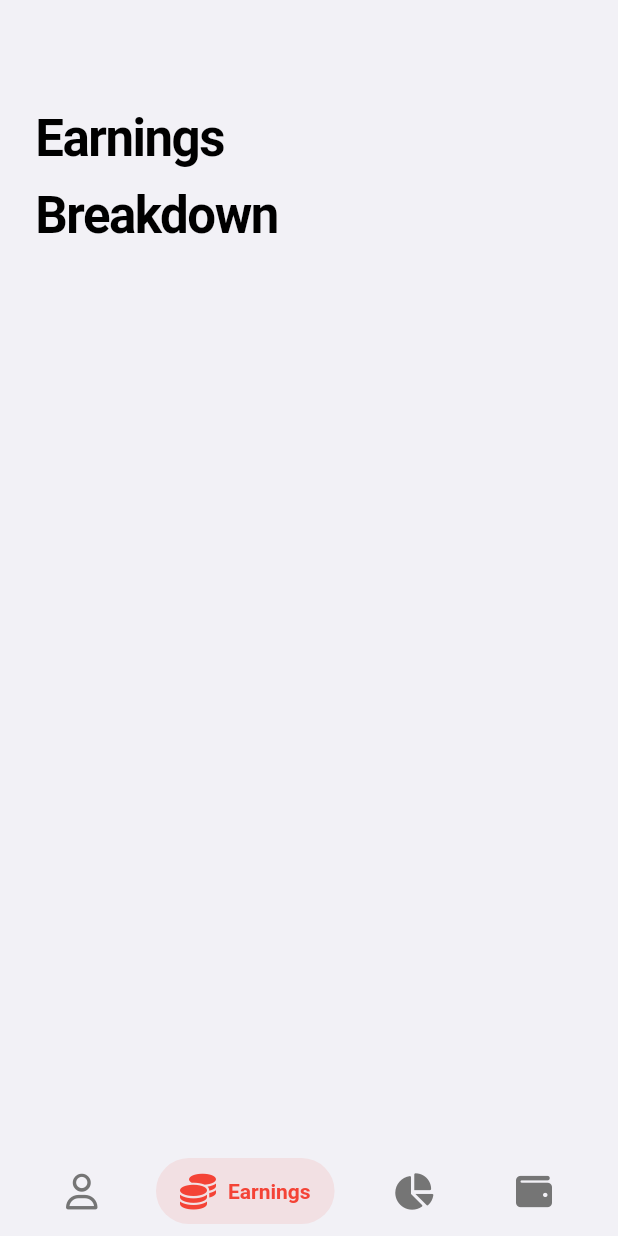
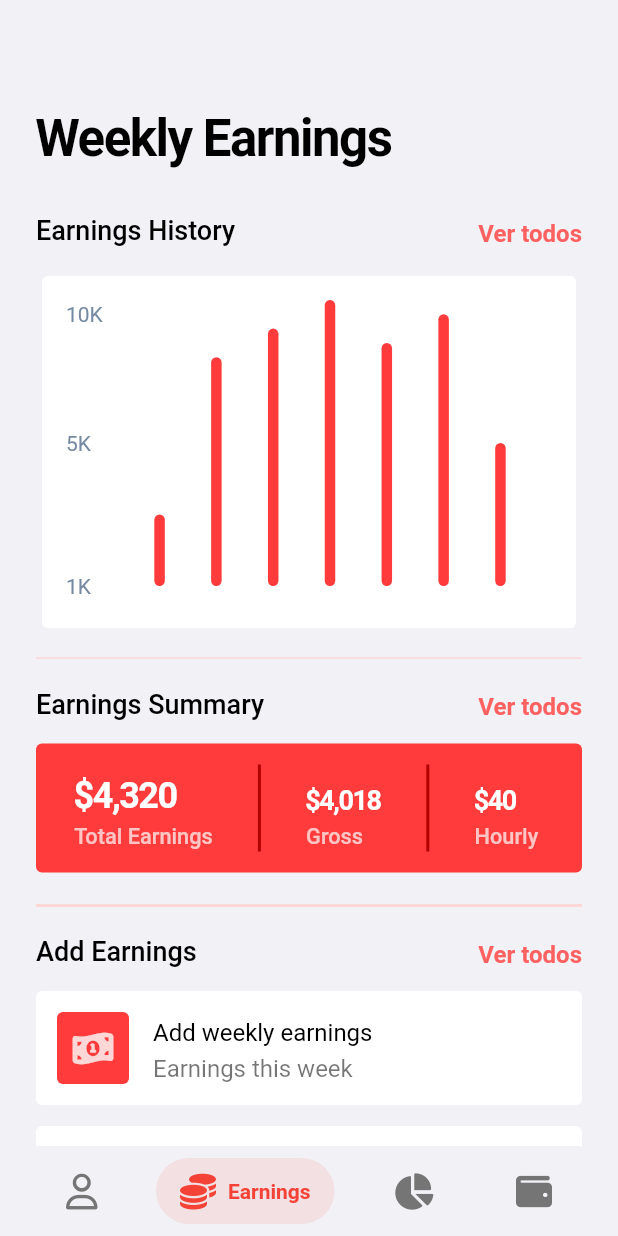
Before and after one commit to JoshuaR503/GigWorkerCalculator, a Flutter app: the screen it shows after launch, item 2 of the bottom bar chosen, on a phone screen of 412 x 824 dp. Run offline on Flutter 3.47's test engine with Material 2 defaults, Android fonts, the phone set to English and light mode, and no system bars; drawn by our look-alikes of fl_chart, flutter_fadein, salomon_bottom_bar; our stand-ins replace font_awesome_flutter.

Commit message:
Added Weekly Earnings screen, improved UI and cleaned code.

```diff
--- a/lib/screens/earnings/earnings.dart
+++ b/lib/screens/earnings/earnings.dart
@@ -1,7 +1,13 @@
 
+import 'package:calc/screens/dashboard/styles.dart';
+import 'package:calc/screens/earnings/earningsCard.dart';
+import 'package:calc/screens/earnings/earningsChart.dart';
+import 'package:calc/screens/expenses/expensesCard.dart';
 import 'package:calc/shared/screenScaffold.dart';
 import 'package:calc/styles/typography.dart';
 import 'package:flutter/material.dart';
+import 'package:font_awesome_flutter/font_awesome_flutter.dart';
+import 'package:intl/intl.dart';
 
 class Earnings extends StatelessWidget {
   const Earnings({ Key? key }) : super(key: key);
@@ -11,16 +17,98 @@
     return ScreenScaffold(
       child: Column(
         crossAxisAlignment: CrossAxisAlignment.stretch,
-        children: const [
+        children:  [
 
-          SizedBox(height: 24),
-          Text('Earnings\nBreakdown', style: screenTitle),
-          SizedBox(height: 24),
+          const SizedBox(height: 24),
+          const Text('Weekly Earnings', style: screenTitle),
+          const SizedBox(height: 24),
+
+
+          _buildPortfolioSubtitle(title: 'Earnings History', action: () {}),
+          const SizedBox(height: 14),
+
+          const BarChartSample2(),
+          const SizedBox(height: 8),
+
+          Divider(
+            color: Color(0XFFffd7d7),
+            thickness: 1,
+          ),
+
+          const SizedBox(height: 8),
+
+          _buildPortfolioSubtitle(title: 'Earnings Summary', action: () {}),
+          const SizedBox(height: 14),
+
+          _buildDashboardTotalEarningsCard(title: "Total Earnings", value: 4320),
+
+          const SizedBox(height: 14),
+
+          Divider(
+            color: Color(0XFFffd7d7),
+            thickness: 2,
+          ),
+
+          const SizedBox(height: 8),
+
+
+          _buildPortfolioSubtitle(title: 'Add Earnings', action: () {}),
+          const SizedBox(height: 14),
+
+
+          _buildDashboardAddExpensesCard(title: "Add weekly earnings", description: "Earnings this week", icon: FontAwesomeIcons.moneyBill1Wave),
+          const SizedBox(height: 14),
+
+          _buildDashboardAddExpensesCard(title: "Add hours worked", description: "Amount of hours worked", icon: FontAwesomeIcons.car),
+          const SizedBox(height: 14),
+
+            _buildDashboardAddExpensesCard(title: "Add miles driven", description: "Amount of hours worked", icon: FontAwesomeIcons.road),
+          const SizedBox(height: 14),
+
+
 
         ],
       ),
     );
   }
 
+  Widget _buildDashboardTotalEarningsCard({required String title, required int value}) {
+    // ignore: prefer_const_constructors
+    return EarningsCard(
+      actionEnabled: false,
+      action: null,
+      title: title,
+      value: "\$${NumberFormat().format(value)}",
+    );
+  }
+
+  Widget _buildDashboardAddExpensesCard({
+    required String title,
+    required String description,
+    required IconData icon
+  }) {
+    return ExpensesCard(
+      title: title,
+      description: description,
+      icon: icon
+    );
+  }
+
+  Widget _buildPortfolioSubtitle({required String  title, Function? action }) {
+    return Row(
+      mainAxisAlignment: MainAxisAlignment.spaceAround,
+      crossAxisAlignment: CrossAxisAlignment.end,
+      children: [
+        Expanded(child: Text(title,style: breakdownSectionTitle)),
+        GestureDetector(
+          child: const Text('Ver todos', style: breakdownSectionTitleAction ),
+          onTap: () {},
+        )
+      ],
+    );
+  }
+
+
+
 
 }
--- /dev/null
+++ b/lib/screens/earnings/earningsCard.dart
@@ -0,0 +1,126 @@
+// ignore_for_file: prefer_const_literals_to_create_immutables
+
+import 'package:calc/shared/colors.dart';
+import 'package:flutter/material.dart';
+
+class EarningsCard extends StatelessWidget {
+
+  final String title;
+  final String value;
+  final Function? action;
+  final bool actionEnabled;
+  final Color color;
+
+  const EarningsCard({Key? key,
+    required this.title,
+    required this.value,
+    required this.action,
+    required this.actionEnabled,
+    this.color = Colors.white,
+  }) : super(key: key);
+
+  @override
+  Widget build(BuildContext context) {
+
+    const TextStyle kTitleStyle = TextStyle(
+      fontSize: 14.5,
+      height: 1.5,
+      color: Colors.white70,
+      fontWeight: FontWeight.w500,
+    );
+
+
+
+    const TextStyle kValueStyle =  TextStyle(
+      fontSize: 24.0,
+      height: 1.5,
+      letterSpacing: -1,
+      color: Colors.white,
+      fontWeight: FontWeight.bold,
+    );
+
+    const TextStyle kSecondaryValueStyle =  TextStyle(
+      fontSize: 18.0,
+      height: 1.5,
+      letterSpacing: -1,
+      color: Colors.white,
+      fontWeight: FontWeight.bold,
+    );
+
+    return GestureDetector(
+      onTap: () {
+        if (actionEnabled) { action!(); }
+      },
+      child:  Container(
+        padding: const EdgeInsets.all(14),
+        decoration: const BoxDecoration(
+          color: kCoralRed,
+          borderRadius: BorderRadius.all(Radius.circular(4))
+        ),
+        child: Column(
+          mainAxisAlignment: MainAxisAlignment.spaceAround,
+          crossAxisAlignment: CrossAxisAlignment.start,
+          children: <Widget>[
+
+            IntrinsicHeight(
+              child: Row(
+              mainAxisAlignment: MainAxisAlignment.spaceAround,
+              crossAxisAlignment: CrossAxisAlignment.start,
+              children: [
+                Column(
+                  crossAxisAlignment: CrossAxisAlignment.start,
+                  mainAxisAlignment: MainAxisAlignment.end,
+                  children: [
+                    Text(value, style: kValueStyle),
+                    Text(title, style: kTitleStyle),
+                  ],
+                ),
+
+                // ignore: prefer_const_constructors
+                VerticalDivider(
+                  color: Color(0xffb10000),
+                  thickness: 2,
+                ),
+
+                Column(
+                  mainAxisAlignment: MainAxisAlignment.end,
+                  crossAxisAlignment: CrossAxisAlignment.start,
+                  children: [
+                    Text("\$4,018", style: kSecondaryValueStyle),
+                    Text("Gross", style: kTitleStyle),
+                  ],
+                ),
+                // ignore: prefer_const_constructors
+                VerticalDivider(
+                  color: Color(0xffb10000),
+                  thickness: 2,
+                ),
+                // ignore: prefer_const_constructors
+
+                Column(
+                  mainAxisAlignment: MainAxisAlignment.end,
+                  crossAxisAlignment: CrossAxisAlignment.start,
+                  children: [
+                    Text("\$40", style: kSecondaryValueStyle),
+                    Text("Hourly ", style: kTitleStyle),
+                  ],
+                ),
+
+              ],
+            ),)
+
+
+
+
+
+
+
+
+
+
+          ],
+        ),
+      ),
+    );
+  }
+}
--- /dev/null
+++ b/lib/screens/earnings/earningsChart.dart
@@ -0,0 +1,312 @@
+import 'package:calc/shared/colors.dart';
+import 'package:fl_chart/fl_chart.dart';
+import 'package:flutter/material.dart';
+
+class BarChartSample2 extends StatefulWidget {
+  const BarChartSample2({Key? key}) : super(key: key);
+
+  @override
+  State<StatefulWidget> createState() => BarChartSample2State();
+}
+
+class BarChartSample2State extends State<BarChartSample2> {
+  final Color leftBarColor = kCoralRed;
+  final Color rightBarColor =  kCoralRed;
+  final double width = 7;
+
+  late List<BarChartGroupData> rawBarGroups;
+  late List<BarChartGroupData> showingBarGroups;
+
+  int touchedGroupIndex = -1;
+
+  @override
+  void initState() {
+    super.initState();
+    final barGroup1 = makeGroupData(0, 5, 12);
+    final barGroup2 = makeGroupData(1, 16, 12);
+    final barGroup3 = makeGroupData(2, 18, 5);
+    final barGroup4 = makeGroupData(3, 20, 16);
+    final barGroup5 = makeGroupData(4, 17, 6);
+    final barGroup6 = makeGroupData(5, 19, 1.5);
+    final barGroup7 = makeGroupData(6, 10, 1.5);
+
+    final items = [
+      barGroup1,
+      barGroup2,
+      barGroup3,
+      barGroup4,
+      barGroup5,
+      barGroup6,
+      barGroup7,
+    ];
+
+    rawBarGroups = items;
+
+    showingBarGroups = rawBarGroups;
+  }
+
+  @override
+  Widget build(BuildContext context) {
+    return AspectRatio(
+      aspectRatio: 1.5,
+      child: Card(
+        elevation: 0,
+        shape: RoundedRectangleBorder(borderRadius: BorderRadius.circular(4)),
+        color: Colors.white,
+        child: Padding(
+          padding: const EdgeInsets.all(16),
+          child: Column(
+            crossAxisAlignment: CrossAxisAlignment.stretch,
+            mainAxisAlignment: MainAxisAlignment.start,
+            mainAxisSize: MainAxisSize.max,
+            children: <Widget>[
+              // Row(
+              //   crossAxisAlignment: CrossAxisAlignment.center,
+              //   mainAxisSize: MainAxisSize.min,
+              //   mainAxisAlignment: MainAxisAlignment.start,
+              //   children: <Widget>[
+              //     makeTransactionsIcon(),
+              //     const SizedBox(
+              //       width: 38,
+              //     ),
+              //     const Text(
+              //       'Transactions',
+              //       style: TextStyle(color: Colors.white, fontSize: 22),
+              //     ),
+              //     const SizedBox(
+              //       width: 4,
+              //     ),
+              //     const Text(
+              //       'state',
+              //       style: TextStyle(color: Color(0xff77839a), fontSize: 16),
+              //     ),
+              //   ],
+              // ),
+              Expanded(
+                child: BarChart(
+                  BarChartData(
+                    maxY: 20,
+                    barTouchData: BarTouchData(
+                        touchTooltipData: BarTouchTooltipData(
+                          tooltipBgColor: Colors.grey,
+                          getTooltipItem: (_a, _b, _c, _d) => null,
+                        ),
+                        touchCallback: (FlTouchEvent event, response) {
+                          if (response == null || response.spot == null) {
+                            setState(() {
+                              touchedGroupIndex = -1;
+                              showingBarGroups = List.of(rawBarGroups);
+                            });
+                            return;
+                          }
+
+                          touchedGroupIndex =
+                              response.spot!.touchedBarGroupIndex;
+
+                          setState(() {
+                            if (!event.isInterestedForInteractions) {
+                              touchedGroupIndex = -1;
+                              showingBarGroups = List.of(rawBarGroups);
+                              return;
+                            }
+                            showingBarGroups = List.of(rawBarGroups);
+                            if (touchedGroupIndex != -1) {
+                              var sum = 0.0;
+                              for (var rod
+                                  in showingBarGroups[touchedGroupIndex]
+                                      .barRods) {
+                                sum += rod.toY;
+                              }
+                              final avg = sum /
+                                  showingBarGroups[touchedGroupIndex]
+                                      .barRods
+                                      .length;
+
+                              showingBarGroups[touchedGroupIndex] =
+                                  showingBarGroups[touchedGroupIndex].copyWith(
+                                barRods: showingBarGroups[touchedGroupIndex]
+                                    .barRods
+                                    .map((rod) {
+                                  return rod.copyWith(toY: avg);
+                                }).toList(),
+                              );
+                            }
+                          });
+                        }),
+                    titlesData: FlTitlesData(
+                      show: true,
+                      rightTitles: AxisTitles(
+                        sideTitles: SideTitles(showTitles: false),
+                      ),
+                      topTitles: AxisTitles(
+                        sideTitles: SideTitles(showTitles: false),
+                      ),
+                      bottomTitles: AxisTitles(
+                        sideTitles: SideTitles(
+                          showTitles: false,
+                          getTitlesWidget: bottomTitles,
+                          reservedSize: 42,
+                        ),
+                      ),
+                      leftTitles: AxisTitles(
+                        sideTitles: SideTitles(
+                          showTitles: true,
+                          reservedSize: 28,
+                          interval: 1,
+                          getTitlesWidget: leftTitles,
+                        ),
+                      ),
+                    ),
+                    borderData: FlBorderData(
+                      show: false,
+                    ),
+                    barGroups: showingBarGroups,
+                    gridData: FlGridData(show: false),
+                  ),
+                ),
+              ),
+              const SizedBox(
+                height: 12,
+              ),
+            ],
+          ),
+        ),
+      ),
+    );
+  }
+
+  Widget leftTitles(double value, TitleMeta meta) {
+    const style = TextStyle(
+      color: Color(0xff7589a2),
+      fontSize: 14,
+    );
+    String text;
+    if (value == 0) {
+      text = '1K';
+    } else if (value == 10) {
+      text = '5K';
+    } else if (value == 19) {
+      text = '10K';
+    } else {
+      return Container();
+    }
+    return Text(text, style: style);
+  }
+
+  Widget bottomTitles(double value, TitleMeta meta) {
+    const style = TextStyle(
+      color: Color(0xff7589a2),
+      fontSize: 14,
+    );
+    Widget text;
+    switch (value.toInt()) {
+      case 0:
+        text = const Text(
+          'Mn',
+          style: style,
+        );
+        break;
+      case 1:
+        text = const Text(
+          'Te',
+          style: style,
+        );
+        break;
+      case 2:
+        text = const Text(
+          'Wd',
+          style: style,
+        );
+        break;
+      case 3:
+        text = const Text(
+          'Tu',
+          style: style,
+        );
+        break;
+      case 4:
+        text = const Text(
+          'Fr',
+          style: style,
+        );
+        break;
+      case 5:
+        text = const Text(
+          'St',
+          style: style,
+        );
+        break;
+      case 6:
+        text = const Text(
+          'Sn',
+          style: style,
+        );
+        break;
+      default:
+        text = const Text(
+          '',
+          style: style,
+        );
+        break;
+    }
+    return Padding(padding: const EdgeInsets.only(top: 20), child: text);
+  }
+
+  BarChartGroupData makeGroupData(int x, double y1, double y2) {
+    return BarChartGroupData(barsSpace: 4, x: x, barRods: [
+      BarChartRodData(
+        toY: y1,
+        color: leftBarColor,
+        width: width,
+      ),
+    ]);
+  }
+
+  Widget makeTransactionsIcon() {
+    const width = 4.5;
+    const space = 3.5;
+    return Row(
+      mainAxisSize: MainAxisSize.min,
+      crossAxisAlignment: CrossAxisAlignment.center,
+      children: <Widget>[
+        Container(
+          width: width,
+          height: 10,
+          color: Colors.white.withOpacity(0.4),
+        ),
+        const SizedBox(
+          width: space,
+        ),
+        Container(
+          width: width,
+          height: 28,
+          color: Colors.white.withOpacity(0.8),
+        ),
+        const SizedBox(
+          width: space,
+        ),
+        Container(
+          width: width,
+          height: 42,
+          color: Colors.white.withOpacity(1),
+        ),
+        const SizedBox(
+          width: space,
+        ),
+        Container(
+          width: width,
+          height: 28,
+          color: Colors.white.withOpacity(0.8),
+        ),
+        const SizedBox(
+          width: space,
+        ),
+        Container(
+          width: width,
+          height: 10,
+          color: Colors.white.withOpacity(0.4),
+        ),
+      ],
+    );
+  }
+}
--- a/lib/screens/expenses/expensesCard.dart
+++ b/lib/screens/expenses/expensesCard.dart
@@ -31,14 +31,15 @@
         ),
         child: Row(
           mainAxisAlignment: MainAxisAlignment.start,
-          crossAxisAlignment: CrossAxisAlignment.start,
+          crossAxisAlignment: CrossAxisAlignment.end,
 
           children: <Widget>[
 
             Container(
               height: 48,
               width: 48,
-              padding: const EdgeInsets.all(14),
+              padding: const EdgeInsets.all(8),
+              alignment: Alignment.center,
               child: FaIcon(icon, color: kLightCoralRed),
               decoration: const BoxDecoration(
                 color: kCoralRed,
--- a/pubspec.yaml
+++ b/pubspec.yaml
@@ -37,6 +37,8 @@
   flutter_fadein: ^2.0.0
   font_awesome_flutter: ^10.1.0
   salomon_bottom_bar: ^3.3.0
+  intl: ^0.17.0
+  fl_chart: ^0.50.0
 
 dev_dependencies:
   flutter_test:
```
Also changed, not shown: lib/screens/dashboard/dashboard.dart (+0 -9 lines), lib/shared/card.dart (+1 -9 lines), pubspec.lock.
